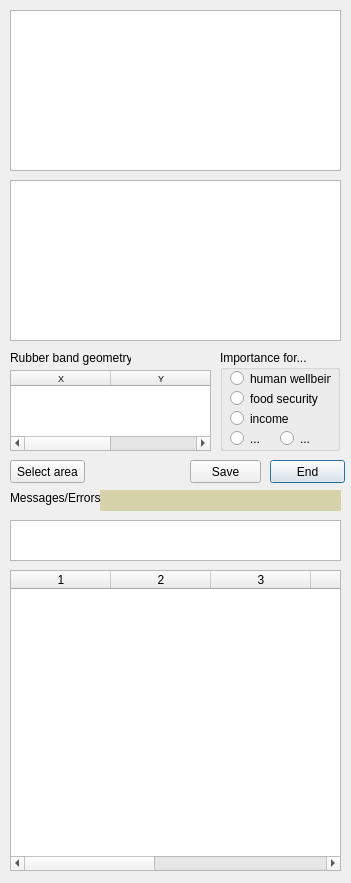
Before: the Qt Designer form marine_values_dialog_base.ui in csiro-chris-m/marine_values, drawn with Qt 5.
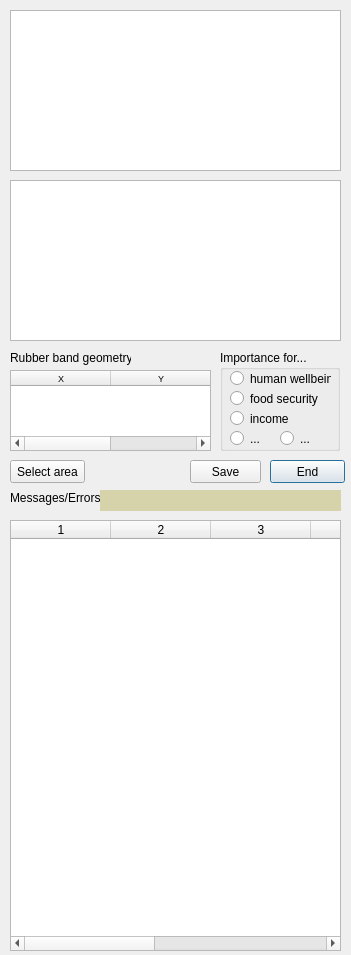
After: the same form once the commit is applied.

What changed in the file:
```diff
--- a/marine_values_dialog_base.ui
+++ b/marine_values_dialog_base.ui
@@ -7,7 +7,7 @@
     <x>0</x>
     <y>0</y>
     <width>351</width>
-    <height>883</height>
+    <height>955</height>
    </rect>
   </property>
   <property name="windowTitle">
@@ -171,16 +171,6 @@
     <string>Select area</string>
    </property>
   </widget>
-  <widget class="QListView" name="listFeatSel">
-   <property name="geometry">
-    <rect>
-     <x>10</x>
-     <y>520</y>
-     <width>331</width>
-     <height>41</height>
-    </rect>
-   </property>
-  </widget>
   <widget class="QGroupBox" name="groupBox">
    <property name="geometry">
     <rect>
@@ -263,9 +253,9 @@
    <property name="geometry">
     <rect>
      <x>10</x>
-     <y>570</y>
+     <y>520</y>
      <width>331</width>
-     <height>301</height>
+     <height>431</height>
     </rect>
    </property>
    <property name="sizePolicy">
```
